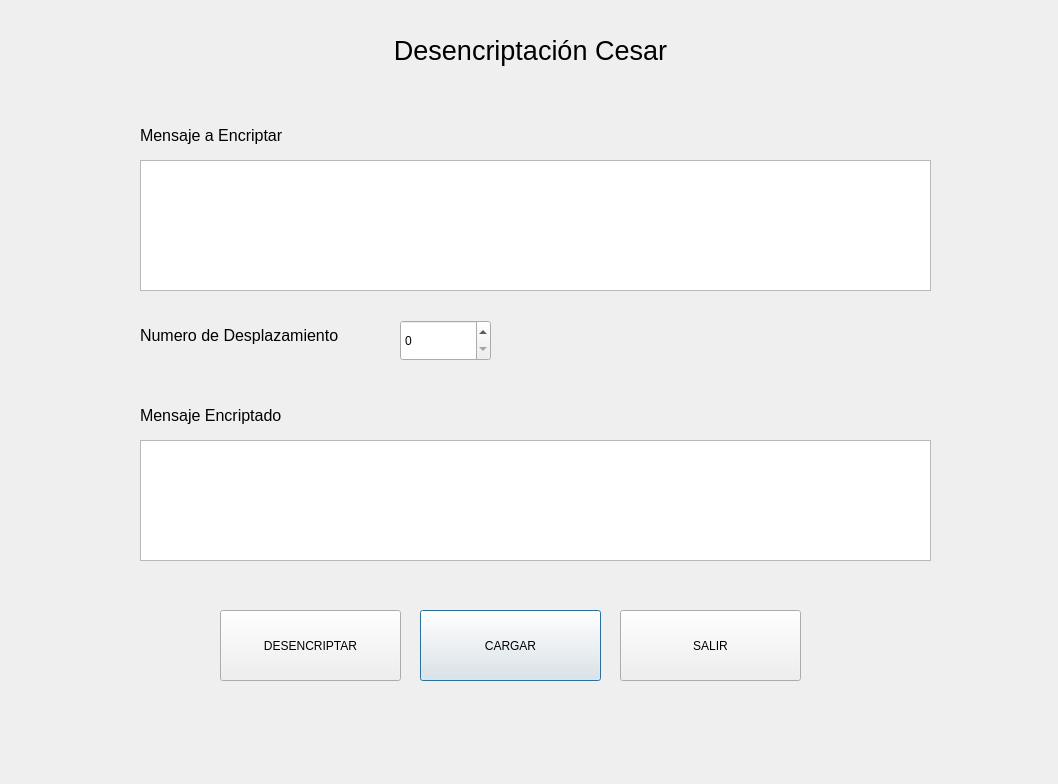
This is cipherApp/frmdecodecesar.ui in DJCC006/cipherApp as Qt 5 draws it before an edit. The edited form follows.
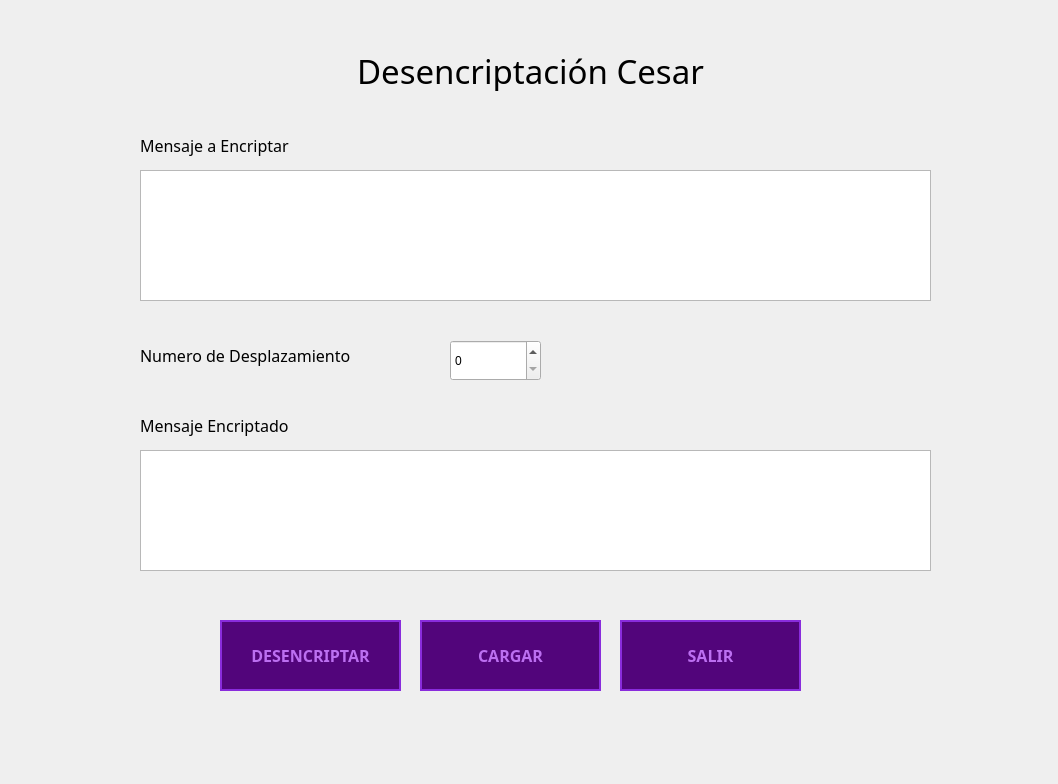
This is the edited form.

Patch:
```diff
--- a/cipherApp/frmdecodecesar.ui
+++ b/cipherApp/frmdecodecesar.ui
@@ -13,18 +13,53 @@
   <property name="windowTitle">
    <string>Dialog</string>
   </property>
+  <property name="styleSheet">
+   <string notr="true">QPushButton {
+    background-color: #52057B;
+    color: #BC6FF1;            
+    border: 2px solid #892CDC; 
+    padding: 10px 20px;
+    font-family: VCR OSD Mono;
+    font-weight: bold;
+    font-size: 16px;
+}
+
+QPushButton:hover {
+    background-color: #892CDC; 
+    color: #000000;            
+    border: 2px solid #BC6FF1; 
+}
+
+
+QPushButton:pressed {
+    background-color: #BC6FF1; 
+    color: #000000;
+    border: 2px solid #000000;
+    padding-left: 12px;        
+    padding-top: 12px;
+}
+
+
+
+
+QWidget#centralwidget, QWidget#Form {
+    background-color: #000000; 
+}
+</string>
+  </property>
   <widget class="QLabel" name="label">
    <property name="geometry">
     <rect>
-     <x>320</x>
-     <y>30</y>
-     <width>421</width>
+     <x>230</x>
+     <y>50</y>
+     <width>601</width>
      <height>41</height>
     </rect>
    </property>
    <property name="font">
     <font>
-     <pointsize>20</pointsize>
+     <family>VCR OSD Mono</family>
+     <pointsize>25</pointsize>
     </font>
    </property>
    <property name="text">
@@ -38,7 +73,7 @@
    <property name="geometry">
     <rect>
      <x>420</x>
-     <y>610</y>
+     <y>620</y>
      <width>181</width>
      <height>71</height>
     </rect>
@@ -51,7 +86,7 @@
    <property name="geometry">
     <rect>
      <x>620</x>
-     <y>610</y>
+     <y>620</y>
      <width>181</width>
      <height>71</height>
     </rect>
@@ -64,7 +99,7 @@
    <property name="geometry">
     <rect>
      <x>220</x>
-     <y>610</y>
+     <y>620</y>
      <width>181</width>
      <height>71</height>
     </rect>
@@ -77,13 +112,14 @@
    <property name="geometry">
     <rect>
      <x>140</x>
-     <y>120</y>
-     <width>211</width>
+     <y>130</y>
+     <width>341</width>
      <height>31</height>
     </rect>
    </property>
    <property name="font">
     <font>
+     <family>VCR OSD Mono</family>
      <pointsize>12</pointsize>
     </font>
    </property>
@@ -95,7 +131,7 @@
    <property name="geometry">
     <rect>
      <x>140</x>
-     <y>160</y>
+     <y>170</y>
      <width>791</width>
      <height>131</height>
     </rect>
@@ -105,7 +141,7 @@
    <property name="geometry">
     <rect>
      <x>140</x>
-     <y>440</y>
+     <y>450</y>
      <width>791</width>
      <height>121</height>
     </rect>
@@ -115,13 +151,14 @@
    <property name="geometry">
     <rect>
      <x>140</x>
-     <y>320</y>
-     <width>251</width>
+     <y>340</y>
+     <width>401</width>
      <height>31</height>
     </rect>
    </property>
    <property name="font">
     <font>
+     <family>VCR OSD Mono</family>
      <pointsize>12</pointsize>
     </font>
    </property>
@@ -132,8 +169,8 @@
   <widget class="QSpinBox" name="spinBox">
    <property name="geometry">
     <rect>
-     <x>400</x>
-     <y>320</y>
+     <x>450</x>
+     <y>340</y>
      <width>91</width>
      <height>41</height>
     </rect>
@@ -143,13 +180,14 @@
    <property name="geometry">
     <rect>
      <x>140</x>
-     <y>400</y>
-     <width>211</width>
+     <y>410</y>
+     <width>501</width>
      <height>31</height>
     </rect>
    </property>
    <property name="font">
     <font>
+     <family>VCR OSD Mono</family>
      <pointsize>12</pointsize>
     </font>
    </property>
```
